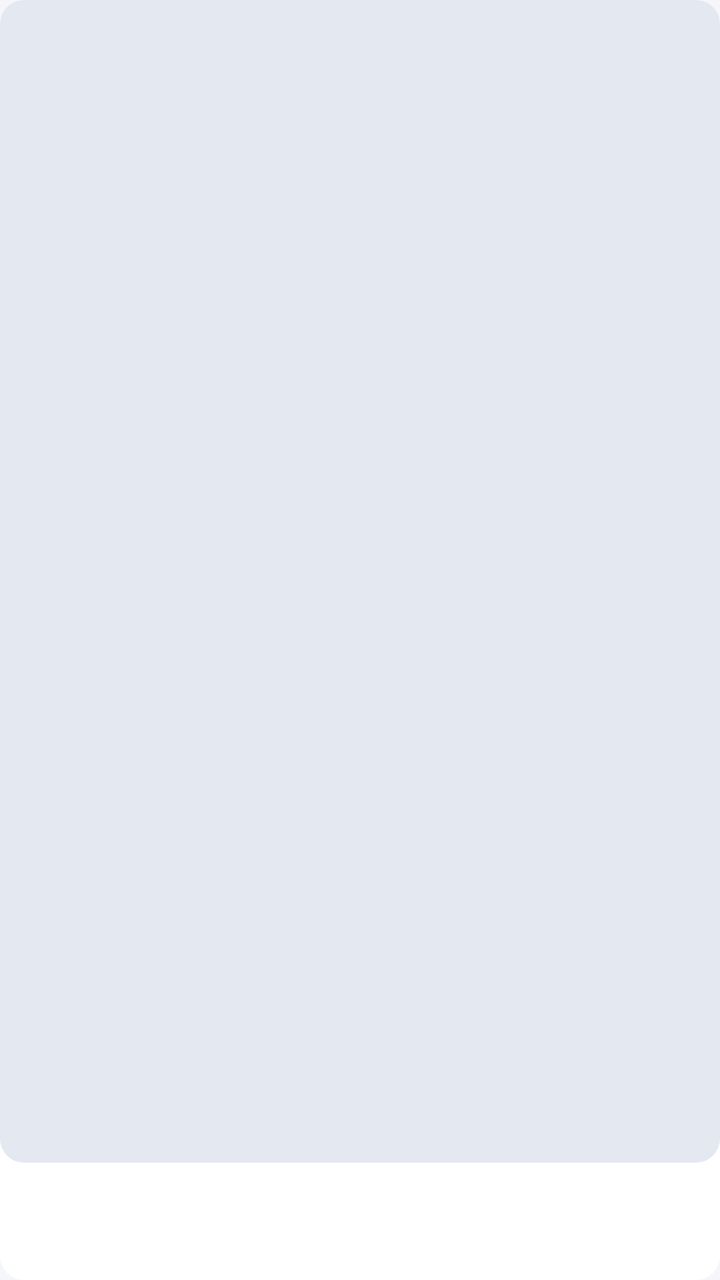
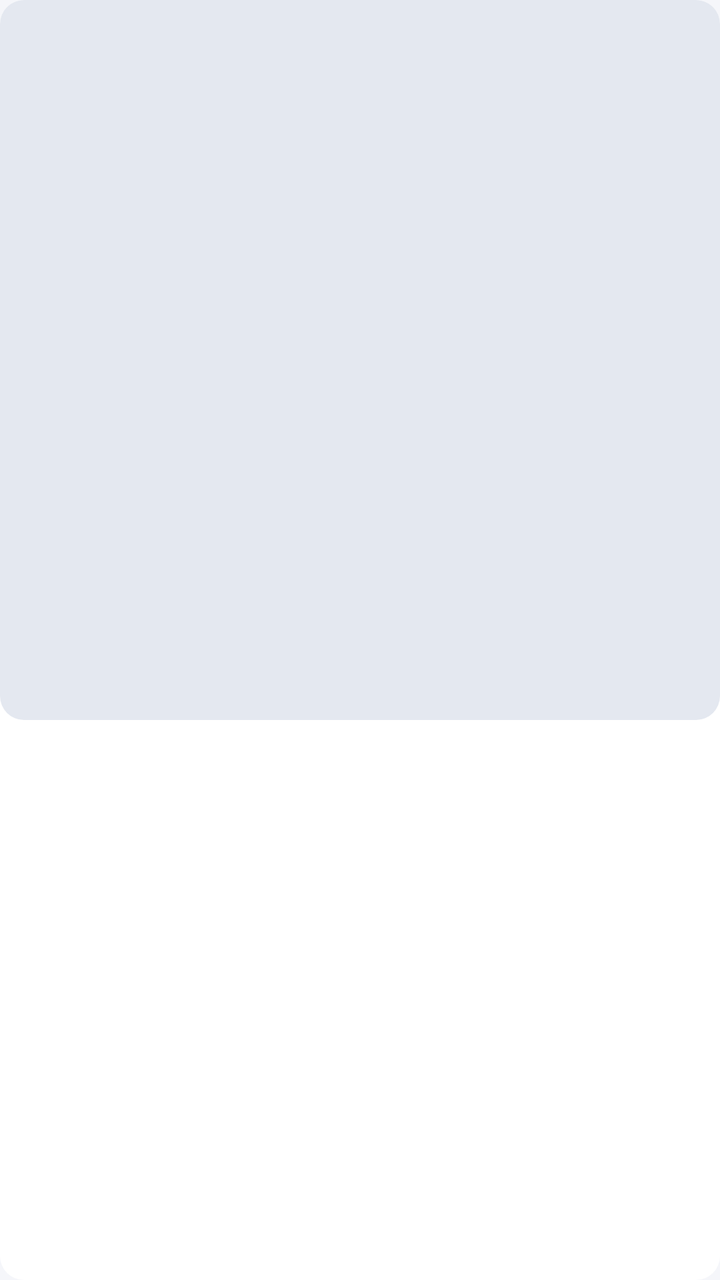

The first picture is an Android layout as it rendered before a commit; the second is the same layout after the commit. The layout source and the unified diff follow.
<!-- AndroidManifest.xml: application theme Theme.CampusMarket -->
<!-- res/layout/item_product_card.xml -->
<?xml version="1.0" encoding="utf-8"?>
<LinearLayout xmlns:android="http://schemas.android.com/apk/res/android"
    android:layout_width="match_parent"
    android:layout_height="wrap_content"
    android:layout_margin="4dp"
    android:background="@drawable/bg_card_round"
    android:orientation="vertical">

    <ImageView
        android:id="@+id/iv_cover"
        android:layout_width="match_parent"
        android:layout_height="0dp"
        android:layout_weight="1"
        android:adjustViewBounds="false"
        android:background="@drawable/bg_img_placeholder"
        android:contentDescription="商品图"
        android:scaleType="centerCrop" />

    <TextView
        android:id="@+id/tv_title"
        android:layout_width="match_parent"
        android:layout_height="wrap_content"
        android:ellipsize="end"
        android:maxLines="1"
        android:paddingStart="8dp"
        android:paddingTop="6dp"
        android:paddingEnd="8dp"
        android:textColor="@color/text_main"
        android:textSize="14sp" />

    <LinearLayout
        android:layout_width="match_parent"
        android:layout_height="wrap_content"
        android:gravity="center_vertical"
        android:orientation="horizontal"
        android:paddingStart="8dp"
        android:paddingTop="4dp"
        android:paddingEnd="8dp"
        android:paddingBottom="8dp">

        <TextView
            android:id="@+id/tv_price"
            android:layout_width="wrap_content"
            android:layout_height="wrap_content"
            android:textColor="@color/price"
            android:textSize="16sp"
            android:textStyle="bold" />

        <Space
            android:layout_width="0dp"
            android:layout_height="1dp"
            android:layout_weight="1" />

        <TextView
            android:id="@+id/tv_views"
            android:layout_width="wrap_content"
            android:layout_height="wrap_content"
            android:textColor="@color/text_hint"
            android:textSize="11sp" />
    </LinearLayout>
</LinearLayout>
<!-- resources referenced by this layout -->
<resources>
  <color name="price">#FF4D4F</color>
  <color name="text_hint">#B4BCCC</color>
  <color name="text_main">#222B45</color>
  <!-- drawable bg_card_round (drawable) -->
  <?xml version="1.0" encoding="utf-8"?>
  <shape xmlns:android="http://schemas.android.com/apk/res/android"
      android:shape="rectangle">
      <solid android:color="@color/card_bg" />
      <corners android:radius="12dp" />
  </shape>
  <!-- drawable bg_img_placeholder (drawable) -->
  <?xml version="1.0" encoding="utf-8"?>
  <shape xmlns:android="http://schemas.android.com/apk/res/android"
      android:shape="rectangle">
      <solid android:color="@color/placeholder_bg" />
      <corners android:radius="12dp" />
  </shape>
  <style name="Theme.CampusMarket" parent="Base.Theme.CampusMarket" />
  <color name="card_bg">#FFFFFF</color>
  <color name="placeholder_bg">#E4E8F0</color>
  <style name="Base.Theme.CampusMarket" parent="Theme.Material3.Light.NoActionBar">
          <item name="colorPrimary">@color/primary</item>
          <item name="colorOnPrimary">@color/white</item>
          <item name="colorPrimaryContainer">@color/primary_light</item>
          <item name="colorSecondary">@color/accent</item>
          <item name="android:colorBackground">@color/bg_page</item>
          <item name="colorSurface">@color/card_bg</item>
          <item name="android:windowBackground">@color/bg_page</item>
          <item name="android:statusBarColor">@color/white</item>
          <item name="android:windowLightStatusBar">true</item>
      </style>
  <color name="primary">#4A6CF7</color>
  <color name="white">#FFFFFFFF</color>
  <color name="primary_light">#E8EDFF</color>
  <color name="accent">#FF7A45</color>
  <color name="bg_page">#F5F6FA</color>
</resources>

<!-- the commit's change to res/layout/item_product_card.xml (unified diff, before → after) -->
@@ -1,42 +1,51 @@
 <?xml version="1.0" encoding="utf-8"?>
-<LinearLayout xmlns:android="http://schemas.android.com/apk/res/android"
+<androidx.constraintlayout.widget.ConstraintLayout xmlns:android="http://schemas.android.com/apk/res/android"
+    xmlns:app="http://schemas.android.com/apk/res-auto"
     android:layout_width="match_parent"
     android:layout_height="wrap_content"
     android:layout_margin="4dp"
-    android:background="@drawable/bg_card_round"
-    android:orientation="vertical">
+    android:background="@drawable/bg_card_round">
 
     <ImageView
         android:id="@+id/iv_cover"
-        android:layout_width="match_parent"
+        android:layout_width="0dp"
         android:layout_height="0dp"
-        android:layout_weight="1"
-        android:adjustViewBounds="false"
         android:background="@drawable/bg_img_placeholder"
         android:contentDescription="商品图"
-        android:scaleType="centerCrop" />
+        android:scaleType="centerCrop"
+        app:layout_constraintDimensionRatio="1:1"
+        app:layout_constraintEnd_toEndOf="parent"
+        app:layout_constraintStart_toStartOf="parent"
+        app:layout_constraintTop_toTopOf="parent" />
 
     <TextView
         android:id="@+id/tv_title"
-        android:layout_width="match_parent"
+        android:layout_width="0dp"
         android:layout_height="wrap_content"
+        android:layout_marginStart="8dp"
+        android:layout_marginTop="6dp"
+        android:layout_marginEnd="8dp"
         android:ellipsize="end"
         android:maxLines="1"
-        android:paddingStart="8dp"
-        android:paddingTop="6dp"
-        android:paddingEnd="8dp"
         android:textColor="@color/text_main"
-        android:textSize="14sp" />
+        android:textSize="14sp"
+        app:layout_constraintEnd_toEndOf="parent"
+        app:layout_constraintStart_toStartOf="parent"
+        app:layout_constraintTop_toBottomOf="@id/iv_cover" />
 
     <LinearLayout
-        android:layout_width="match_parent"
+        android:layout_width="0dp"
         android:layout_height="wrap_content"
+        android:layout_marginStart="8dp"
+        android:layout_marginTop="4dp"
+        android:layout_marginEnd="8dp"
+        android:layout_marginBottom="8dp"
         android:gravity="center_vertical"
         android:orientation="horizontal"
-        android:paddingStart="8dp"
-        android:paddingTop="4dp"
-        android:paddingEnd="8dp"
-        android:paddingBottom="8dp">
+        app:layout_constraintBottom_toBottomOf="parent"
+        app:layout_constraintEnd_toEndOf="parent"
+        app:layout_constraintStart_toStartOf="parent"
+        app:layout_constraintTop_toBottomOf="@id/tv_title">
 
         <TextView
             android:id="@+id/tv_price"
@@ -58,4 +67,4 @@
             android:textColor="@color/text_hint"
             android:textSize="11sp" />
     </LinearLayout>
-</LinearLayout>
+</androidx.constraintlayout.widget.ConstraintLayout>
